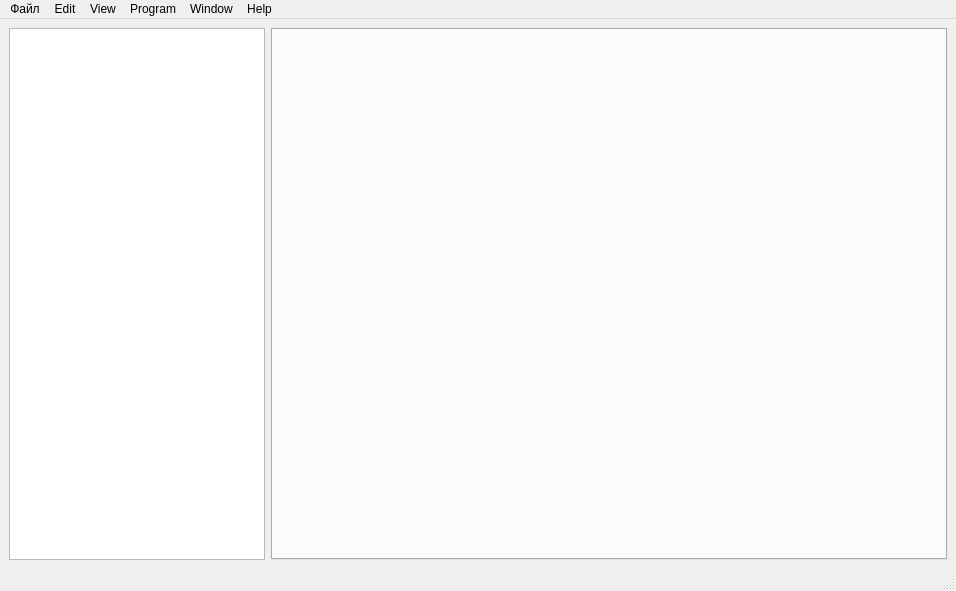
This is redactormainwindow.ui in SamuraiGalahad/PifagorIDE as Qt 5 draws it before an edit. The edited form follows.
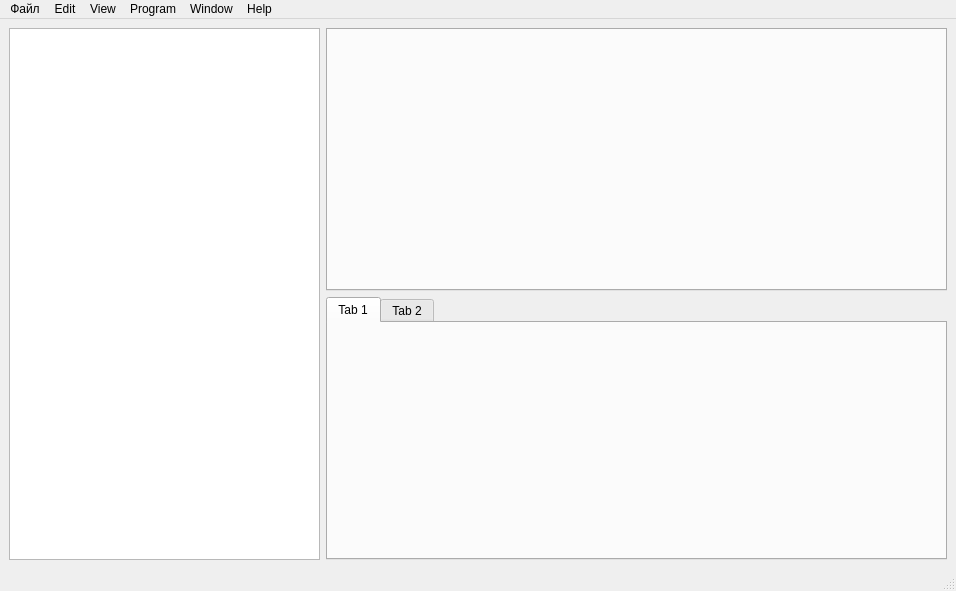
This is the edited form.

The edit to the form file:
```diff
--- a/redactormainwindow.ui
+++ b/redactormainwindow.ui
@@ -14,21 +14,41 @@
    <string>MainWindow</string>
   </property>
   <widget class="QWidget" name="centralwidget">
-   <layout class="QHBoxLayout" name="horizontalLayout">
-    <item>
+   <layout class="QGridLayout" name="gridLayout">
+    <item row="1" column="1" colspan="2">
+     <widget class="QTabWidget" name="tabWidget_2">
+      <widget class="QWidget" name="tab_9">
+       <attribute name="title">
+        <string>Tab 1</string>
+       </attribute>
+      </widget>
+      <widget class="QWidget" name="tab_10">
+       <attribute name="title">
+        <string>Tab 2</string>
+       </attribute>
+      </widget>
+     </widget>
+    </item>
+    <item row="0" column="0" rowspan="2">
      <widget class="QTreeView" name="treeView">
       <property name="sizePolicy">
-       <sizepolicy hsizetype="Minimum" vsizetype="Expanding">
+       <sizepolicy hsizetype="Minimum" vsizetype="Preferred">
         <horstretch>0</horstretch>
         <verstretch>0</verstretch>
        </sizepolicy>
       </property>
+      <property name="minimumSize">
+       <size>
+        <width>305</width>
+        <height>0</height>
+       </size>
+      </property>
       <attribute name="headerCascadingSectionResizes">
        <bool>true</bool>
       </attribute>
      </widget>
     </item>
-    <item>
+    <item row="0" column="1" colspan="2">
      <widget class="QTabWidget" name="tabWidget">
       <property name="currentIndex">
        <number>-1</number>
```
Left out of the diff: 12 changed lines with no effect on the pictures.
